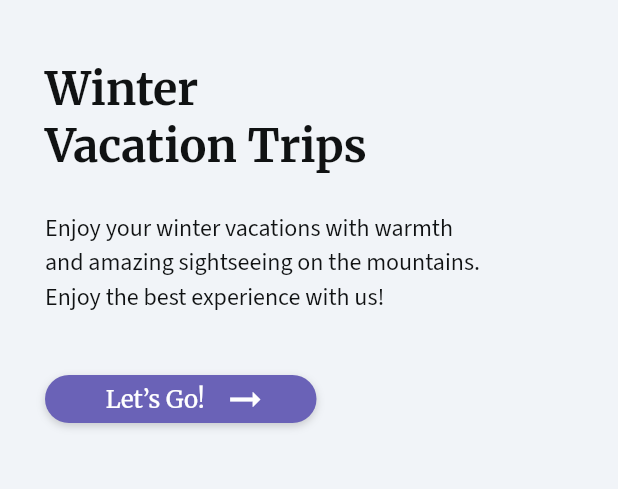
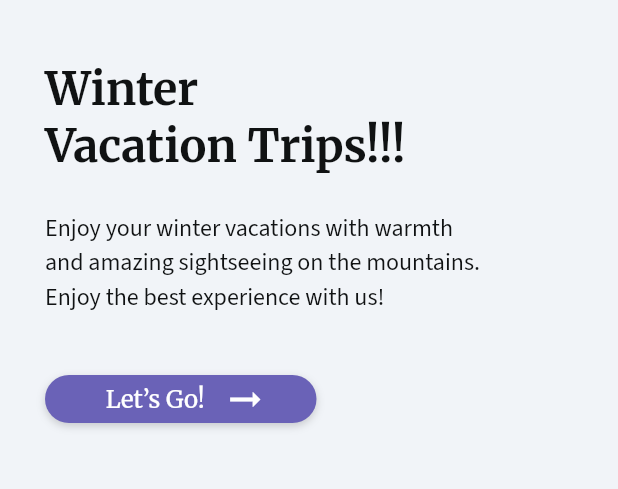
Before and after one commit to alitaplus/flutter-test, a Flutter app: the screen it shows after launch, on a phone screen of 412 x 824 dp, the part 558-1047 px from its top. Run offline on Flutter 3.47's test engine with Material 2 defaults, Android fonts, the phone set to English and light mode, and no system bars; drawn by our look-alikes of flutter_animate; our stand-ins replace auto_size_text, built_collection, built_value, cloud_firestore, csv, firebase_auth and 13 more; missing offline and left inert: json_path; accounts and stored records are empty.

Commit message:
Updating to latest FlutterFlow output.

```diff
--- a/lib/welcome_page/welcome_page_widget.dart
+++ b/lib/welcome_page/welcome_page_widget.dart
@@ -119,7 +119,7 @@ class _WelcomePageWidgetState extends State<WelcomePageWidget>
                   children: [
                     SelectionArea(
                         child: Text(
-                      'Winter \nVacation Trips',
+                      'Winter \nVacation Trips!!!',
                       style: FlutterFlowTheme.of(context).bodyText1.override(
                             fontFamily: 'Merriweather',
                             fontSize: 30,
```
